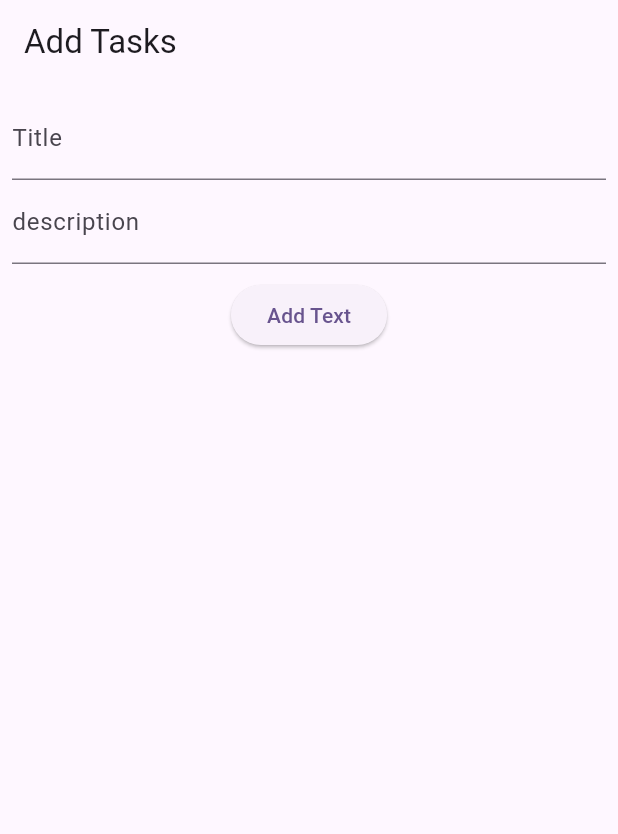
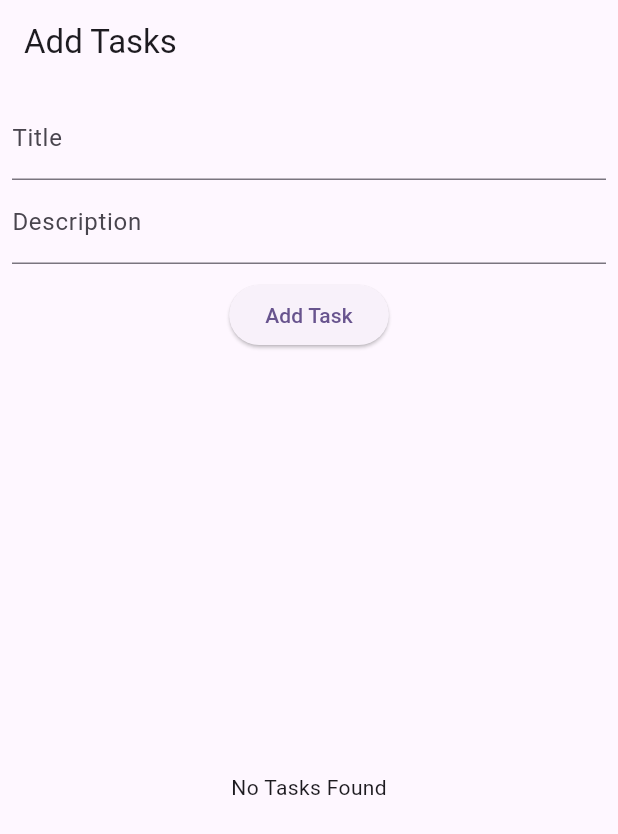
Before and after one commit to Abelmalu/flutter-firebase, a Flutter app: the screen it shows after launch, on a phone screen of 412 x 824 dp. Shown: the top 834 px of the screen. Run offline on Flutter 3.47's test engine with Material 3 defaults, Android fonts, the phone set to English and light mode, and no system bars; our stand-ins replace cloud_firestore, firebase_core; accounts and stored records are empty.

Commit message:
a list of tasks can be displayed from the b

```diff
--- a/lib/add_task_screen.dart
+++ b/lib/add_task_screen.dart
@@ -9,44 +9,122 @@ class AddTaskScreen extends StatefulWidget {
 }
 
 class _AddTaskScreenState extends State<AddTaskScreen> {
-
   final _titleController = TextEditingController();
   final _descriptionController = TextEditingController();
+
+  @override
+  void dispose() {
+    _titleController.dispose();
+    _descriptionController.dispose();
+    super.dispose();
+  }
+
   @override
   Widget build(BuildContext context) {
-    return Scaffold(appBar: AppBar(
-      title: Text('Add Tasks'),
+    return Scaffold(
+      appBar: AppBar(
+        title: const Text('Add Tasks'), // Added const for better performance
+      ),
+      body: Padding(
+        padding: const EdgeInsets.all(8.0), // Added const
+        child: Column(
+          children: [
+            TextField(
+              decoration: const InputDecoration(labelText: 'Title'), // Added const
+              controller: _titleController,
+            ),
+            TextField(
+              decoration: const InputDecoration(labelText: 'Description'), // Corrected labelText, added const
+              controller: _descriptionController,
+            ),
+            const SizedBox(height: 10), // Added const
+            ElevatedButton(
+              onPressed: () async {
+                final title = _titleController.text.trim(); // Trim whitespace
+                final description = _descriptionController.text.trim(); // Trim whitespace
 
-    ),
-    body: Padding(padding: EdgeInsets.all(8),child: Column(children: [
-
-      TextField(decoration: InputDecoration(labelText: 'Title'),controller:_titleController),
-      TextField(decoration: InputDecoration(labelText: 'description'),controller:_descriptionController),
-        SizedBox(height: 10,),
-            ElevatedButton(onPressed: () async{
-              final title = _titleController.text;
-              final description = _descriptionController.text;
-               if (title.isNotEmpty) {
+                if (title.isNotEmpty) {
                   await FirebaseFirestore.instance.collection('tasks').add({
                     'title': title,
                     'description': description,
                     'timestamp': Timestamp.now(),
                   });
+                  // Clear text fields after adding
+                  _titleController.clear();
+                  _descriptionController.clear();
+                } else {
+                  // Optional: Show a snackbar or message if title is empty
+                  ScaffoldMessenger.of(context).showSnackBar(
+                    const SnackBar(content: Text('Title cannot be empty!')),
+                  );
+                }
+              },
+              child: const Text('Add Task'), // Corrected button text, added const
+            ),
+            // --- FIX FOR THE ASSERTION ERROR: Wrapped StreamBuilder in Expanded ---
+            Expanded(
+              child: StreamBuilder(
+                stream: FirebaseFirestore.instance.collection('tasks').orderBy('timestamp', descending: true).snapshots(), // Ordered by timestamp
+                builder: (context, snapshot) {
+                  if (snapshot.connectionState == ConnectionState.waiting) {
+                    return const Center(child: CircularProgressIndicator()); // Wrapped in Center, added const
+                  }
+                  if (snapshot.hasError) {
+                    return Center(child: Text('Error: ${snapshot.error}'));
+                  }
+                  if (!snapshot.hasData || snapshot.data!.docs.isEmpty) {
+                    return const Center(child: Text('No Tasks Found')); // Added const
+                  }
 
-                }
+                  final tasks = snapshot.data!.docs;
 
+                  return ListView.builder(
+                    itemCount: tasks.length,
+                    itemBuilder: (context, index) {
+                      final task = tasks[index];
+                      final taskData = task.data(); // No need for 'as Map<String, dynamic>' if using dynamic
+                      final taskId = task.id; // Get document ID for potential delete/edit operations
 
-
-
-
-
-
-
-            }, child: Text('Add Text'))
-
-    ],),),
-
-
+                      return ListTile(
+                        title: Text(taskData['title'] ?? 'No Title'), // Handle potential null
+                        subtitle: Text(taskData['description'] ?? 'No Description'), // Handle potential null
+                        trailing: Row(
+                          mainAxisSize: MainAxisSize.min,
+                          children: [
+                            IconButton(
+                              icon: const Icon(Icons.edit),
+                              onPressed: () {
+                                // TODO: Implement edit functionality (e.g., show a dialog to edit)
+                                print('Edit task with ID: $taskId');
+                              },
+                            ),
+                            IconButton(
+                              icon: const Icon(Icons.delete),
+                              onPressed: () async {
+                                // TODO: Implement delete functionality
+                                try {
+                                  await FirebaseFirestore.instance.collection('tasks').doc(taskId).delete();
+                                  ScaffoldMessenger.of(context).showSnackBar(
+                                    const SnackBar(content: Text('Task deleted successfully!')),
+                                  );
+                                } catch (e) {
+                                  ScaffoldMessenger.of(context).showSnackBar(
+                                    SnackBar(content: Text('Failed to delete task: $e')),
+                                  );
+                                }
+                              },
+                            ),
+                          ],
+                        ),
+                      );
+                    },
+                  );
+                },
+              ),
+            ),
+          ],
+        ),
+      ),
     );
   }
 }
```
